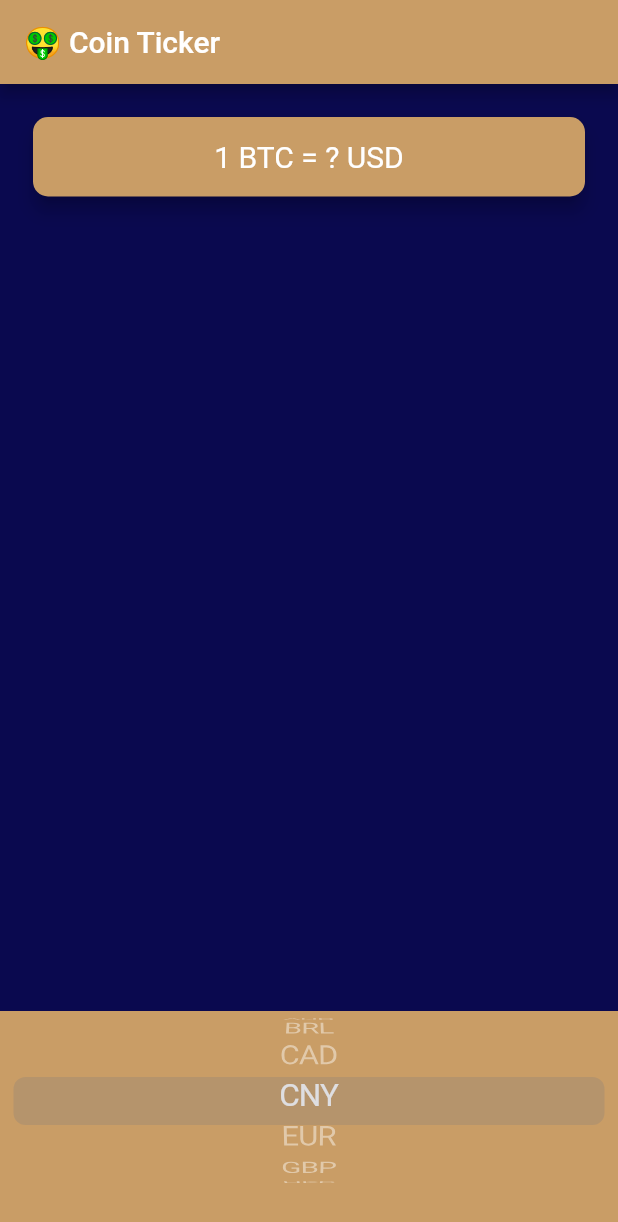
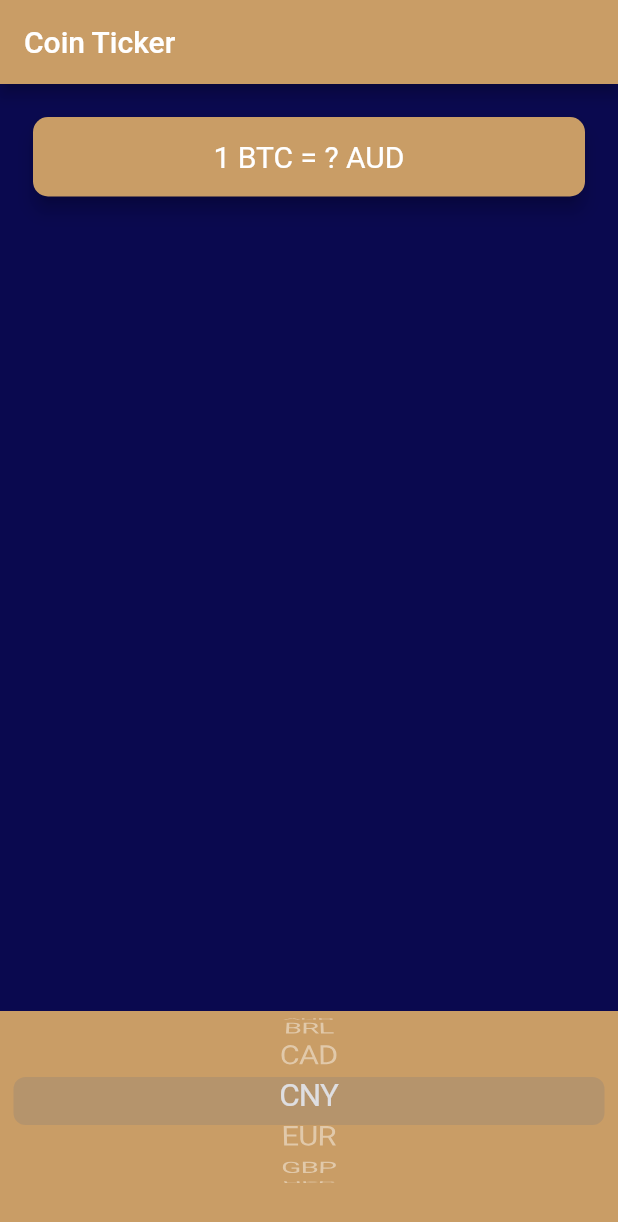
Before and after one commit to LucindaBotes/Bitcoin-Ticker, a Flutter app: the screen it shows after launch, after a tap on "BRL", after a tap on "CNY", on a phone screen of 412 x 824 dp. Shown: the top 1222 px of the screen. Run offline on Flutter 3.47's test engine with Material 2 defaults, Android fonts, the phone set to English and light mode, and no system bars; network calls fail.

Commit message:
Add Select Currency function

```diff
--- a/lib/coin_data.dart
+++ b/lib/coin_data.dart
@@ -33,8 +33,8 @@ const List<String> cryptoList = [
 
 class CoinData {
 
-    Future getCoinData() async {
-      String requestURL = '$url/BTC/USD?apikey=$apiKey';
+    Future getCoinData(String selectedCurrency) async {
+      String requestURL = '$url/BTC/$selectedCurrency?apikey=$apiKey';
       http.Response response = await http.get(requestURL);
 
       if (response.statusCode == 200) {
--- a/lib/price_screen.dart
+++ b/lib/price_screen.dart
@@ -8,27 +8,38 @@ class PriceScreen extends StatefulWidget {
 }
 
 class _PriceScreenState extends State<PriceScreen> {
-  String selectedCurrency = 'USD';
+  String selectedCurrency = 'AUD';
   String exchangeRate = '?';
 
-  List<Text> getPickerItems() {
+  CupertinoPicker getPickerItems() {
     List<Text> pickerItems = [];
     for (String currency in currenciesList) {
       Text(currency);
       pickerItems.add(Text(currency));
     }
-    return pickerItems;
+    return CupertinoPicker(
+      itemExtent: 32.0,
+      onSelectedItemChanged: (selectedIndex) {
+        selectedCurrency = currenciesList[selectedIndex];
+        getData();
+      },
+      children: pickerItems,
+    );
   }
 
   void getData() async {
     try {
-      double data = await CoinData().getCoinData();
+      double data = await CoinData().getCoinData(selectedCurrency);
       setState(() {
         exchangeRate = data.toStringAsFixed(0);
       });
-    }catch (e) {
+    } catch (e) {
       print(e);
     }
+  }
+
+  List<Card> cryptoCurrency () {
+
   }
 
   @override
@@ -41,7 +52,7 @@ class _PriceScreenState extends State<PriceScreen> {
   Widget build(BuildContext context) {
     return Scaffold(
       appBar: AppBar(
-        title: Text('🤑 Coin Ticker'),
+        title: Text('Coin Ticker'),
       ),
       body: Column(
         mainAxisAlignment: MainAxisAlignment.spaceBetween,
@@ -58,7 +69,7 @@ class _PriceScreenState extends State<PriceScreen> {
               child: Padding(
                 padding: EdgeInsets.symmetric(vertical: 15.0, horizontal: 28.0),
                 child: Text(
-                  '1 BTC = $exchangeRate USD',
+                  '1 BTC = $exchangeRate $selectedCurrency',
                   textAlign: TextAlign.center,
                   style: TextStyle(
                     fontSize: 20.0,
@@ -73,13 +84,7 @@ class _PriceScreenState extends State<PriceScreen> {
             alignment: Alignment.center,
             padding: EdgeInsets.only(bottom: 30.0),
             color: Color(0xFFc99d66),
-            child: CupertinoPicker(
-              itemExtent: 32.0,
-              onSelectedItemChanged: (selectedIndex) {
-                print(selectedIndex);
-              },
-              children: getPickerItems(),
-            ),
+            child: getPickerItems(),
           ),
         ],
       ),
```
